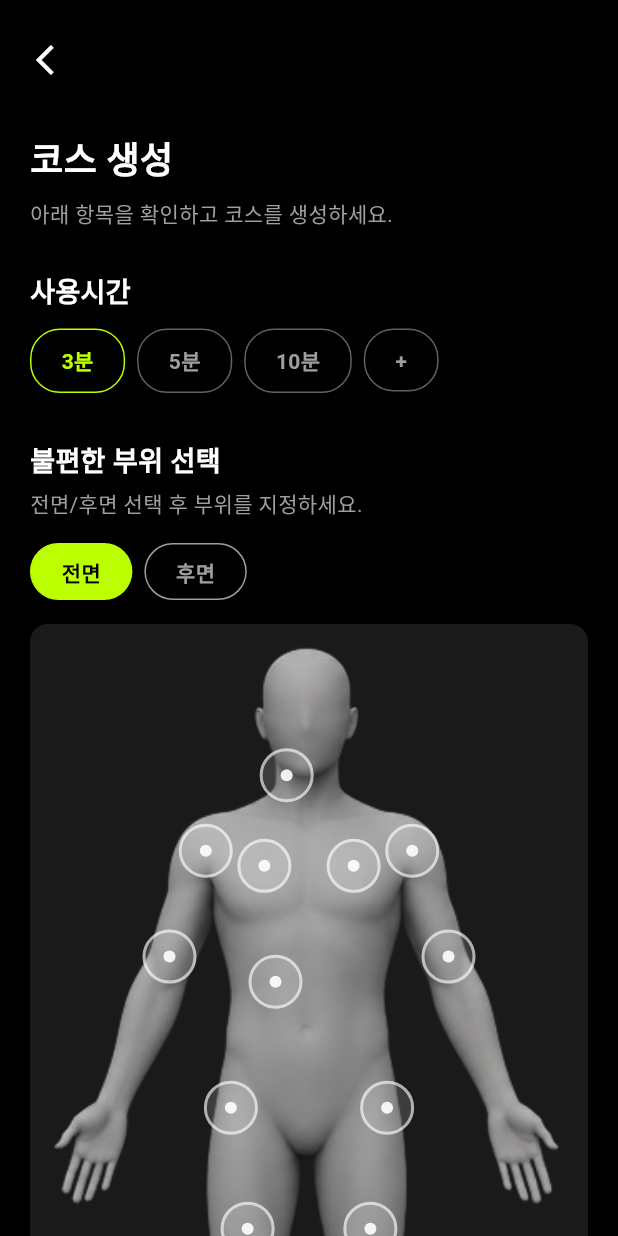
After one commit to LikeLionHGU/GimjangHurry_Pullim, a Flutter app: the screen it shows after launch, after a tap on "부위 선택하기", on a phone screen of 412 x 824 dp. The commit adds this screen. Run offline on Flutter 3.47's test engine with Material 3 defaults, Android fonts, the phone set to English and light mode, and no system bars.

Commit message:
feat : part selection

```diff
--- a/lib/main.dart
+++ b/lib/main.dart
@@ -1,4 +1,5 @@
 import 'package:flutter/material.dart';
+import 'screens/body_selection_screen.dart';
 
 void main() {
   runApp(const MyApp());
@@ -7,115 +8,53 @@ void main() {
 class MyApp extends StatelessWidget {
   const MyApp({super.key});
 
-  // This widget is the root of your application.
   @override
   Widget build(BuildContext context) {
     return MaterialApp(
-      title: 'Flutter Demo',
-      theme: ThemeData(
-        // This is the theme of your application.
-        //
-        // TRY THIS: Try running your application with "flutter run". You'll see
-        // the application has a purple toolbar. Then, without quitting the app,
-        // try changing the seedColor in the colorScheme below to Colors.green
-        // and then invoke "hot reload" (save your changes or press the "hot
-        // reload" button in a Flutter-supported IDE, or press "r" if you used
-        // the command line to start the app).
-        //
-        // Notice that the counter didn't reset back to zero; the application
-        // state is not lost during the reload. To reset the state, use hot
-        // restart instead.
-        //
-        // This works for code too, not just values: Most code changes can be
-        // tested with just a hot reload.
-        colorScheme: .fromSeed(seedColor: Colors.deepPurple),
+      title: '김장허리 풀림',
+      debugShowCheckedModeBanner: false,
+      theme: ThemeData.dark().copyWith(
+        scaffoldBackgroundColor: Colors.black,
+        colorScheme: ColorScheme.dark(
+          primary: const Color(0xFFBBFF00),
+          secondary: const Color(0xFFBBFF00),
+          surface: Colors.grey[900]!,
+        ),
       ),
-      home: const MyHomePage(title: 'Flutter Demo Home Page'),
+      home: const HomePage(),
     );
   }
 }
 
-class MyHomePage extends StatefulWidget {
-  const MyHomePage({super.key, required this.title});
-
-  // This widget is the home page of your application. It is stateful, meaning
-  // that it has a State object (defined below) that contains fields that affect
-  // how it looks.
-
-  // This class is the configuration for the state. It holds the values (in this
-  // case the title) provided by the parent (in this case the App widget) and
-  // used by the build method of the State. Fields in a Widget subclass are
-  // always marked "final".
-
-  final String title;
-
-  @override
-  State<MyHomePage> createState() => _MyHomePageState();
-}
-
-class _MyHomePageState extends State<MyHomePage> {
-  int _counter = 0;
-
-  void _incrementCounter() {
-    setState(() {
-      // This call to setState tells the Flutter framework that something has
-      // changed in this State, which causes it to rerun the build method below
-      // so that the display can reflect the updated values. If we changed
-      // _counter without calling setState(), then the build method would not be
-      // called again, and so nothing would appear to happen.
-      _counter++;
-    });
-  }
+class HomePage extends StatelessWidget {
+  const HomePage({super.key});
 
   @override
   Widget build(BuildContext context) {
-    // This method is rerun every time setState is called, for instance as done
-    // by the _incrementCounter method above.
-    //
-    // The Flutter framework has been optimized to make rerunning build methods
-    // fast, so that you can just rebuild anything that needs updating rather
-    // than having to individually change instances of widgets.
     return Scaffold(
-      appBar: AppBar(
-        // TRY THIS: Try changing the color here to a specific color (to
-        // Colors.amber, perhaps?) and trigger a hot reload to see the AppBar
-        // change color while the other colors stay the same.
-        backgroundColor: Theme.of(context).colorScheme.inversePrimary,
-        // Here we take the value from the MyHomePage object that was created by
-        // the App.build method, and use it to set our appbar title.
-        title: Text(widget.title),
-      ),
       body: Center(
-        // Center is a layout widget. It takes a single child and positions it
-        // in the middle of the parent.
-        child: Column(
-          // Column is also a layout widget. It takes a list of children and
-          // arranges them vertically. By default, it sizes itself to fit its
-          // children horizontally, and tries to be as tall as its parent.
-          //
-          // Column has various properties to control how it sizes itself and
-          // how it positions its children. Here we use mainAxisAlignment to
-          // center the children vertically; the main axis here is the vertical
-          // axis because Columns are vertical (the cross axis would be
-          // horizontal).
-          //
-          // TRY THIS: Invoke "debug painting" (choose the "Toggle Debug Paint"
-          // action in the IDE, or press "p" in the console), to see the
-          // wireframe for each widget.
-          mainAxisAlignment: .center,
-          children: [
-            const Text('You have pushed the button this many times:'),
-            Text(
-              '$_counter',
-              style: Theme.of(context).textTheme.headlineMedium,
+        child: ElevatedButton(
+          onPressed: () {
+            Navigator.push(
+              context,
+              MaterialPageRoute(
+                builder: (context) => const BodySelectionScreen(),
+              ),
+            );
+          },
+          style: ElevatedButton.styleFrom(
+            backgroundColor: const Color(0xFFBBFF00),
+            foregroundColor: Colors.black,
+            padding: const EdgeInsets.symmetric(horizontal: 32, vertical: 16),
+            shape: RoundedRectangleBorder(
+              borderRadius: BorderRadius.circular(12),
             ),
-          ],
+          ),
+          child: const Text(
+            '부위 선택하기',
+            style: TextStyle(fontSize: 18, fontWeight: FontWeight.bold),
+          ),
         ),
-      ),
-      floatingActionButton: FloatingActionButton(
-        onPressed: _incrementCounter,
-        tooltip: 'Increment',
-        child: const Icon(Icons.add),
       ),
     );
   }
--- /dev/null
+++ b/lib/screens/body_selection_screen.dart
@@ -0,0 +1,498 @@
+import 'package:flutter/material.dart';
+import '../assets/body_assets.dart';
+import '../course_generator/models/fatigue_entry.dart';
+
+/// face + part 조합 키.
+typedef _FatigueKey = ({BodyFace face, BodyPart part});
+
+/// 전면/후면에서 각 BodyPart의 대표 좌표를 반환한다.
+Map<BodyPart, ({double x, double y})> _spotCoordinates(BodyFace face) {
+  final map = <BodyPart, ({double x, double y})>{};
+  for (final body in kBodies.values) {
+    if (body.forb == face && !map.containsKey(body.part)) {
+      map[body.part] = body.xy;
+    }
+  }
+  return map;
+}
+
+/// 중앙에 위치하여 미러링이 필요 없는 부위.
+const _centerParts = <BodyPart>{
+  BodyPart.neck,
+  BodyPart.abdomen,
+  BodyPart.waist,
+};
+
+class BodySelectionScreen extends StatefulWidget {
+  const BodySelectionScreen({super.key});
+
+  @override
+  State<BodySelectionScreen> createState() => _BodySelectionScreenState();
+}
+
+class _BodySelectionScreenState extends State<BodySelectionScreen> {
+  bool _isFront = true;
+
+  /// 사용시간 (초). 기본 3분.
+  int _availableTime = 180;
+
+  /// 사용시간 선택지 (초).
+  static const _timeOptions = [180, 300, 600];
+
+  /// 전면/후면 구분 없이 누적되는 피로도 맵.
+  final Map<_FatigueKey, double> _fatigueLevels = {};
+
+  BodyFace get _currentFace => _isFront ? BodyFace.front : BodyFace.back;
+
+  _FatigueKey _key(BodyPart part) => (face: _currentFace, part: part);
+
+  bool _isSelected(BodyPart part) => _fatigueLevels.containsKey(_key(part));
+
+  void _togglePart(BodyPart part) {
+    setState(() {
+      final key = _key(part);
+      if (_fatigueLevels.containsKey(key)) {
+        _fatigueLevels.remove(key);
+      } else {
+        _fatigueLevels[key] = 5.0;
+      }
+    });
+  }
+
+  List<FatigueEntry> _buildFatigueEntries() {
+    return _fatigueLevels.entries.map((e) {
+      return FatigueEntry(
+        face: e.key.face,
+        part: e.key.part,
+        level: e.value.round(),
+      );
+    }).toList();
+  }
+
+  @override
+  Widget build(BuildContext context) {
+    return Scaffold(
+      backgroundColor: Colors.black,
+      body: SafeArea(
+        child: SingleChildScrollView(
+          padding: const EdgeInsets.symmetric(horizontal: 20, vertical: 16),
+          child: Column(
+            crossAxisAlignment: CrossAxisAlignment.start,
+            children: [
+              // 뒤로가기
+              IconButton(
+                icon: const Icon(Icons.arrow_back_ios, color: Colors.white),
+                onPressed: () => Navigator.pop(context),
+                padding: EdgeInsets.zero,
+                alignment: Alignment.centerLeft,
+              ),
+              const SizedBox(height: 24),
+              // 코스 생성 타이틀
+              const Text(
+                '코스 생성',
+                style: TextStyle(
+                  color: Colors.white,
+                  fontSize: 24,
+                  fontWeight: FontWeight.bold,
+                ),
+              ),
+              const SizedBox(height: 8),
+              const Text(
+                '아래 항목을 확인하고 코스를 생성하세요.',
+                style: TextStyle(color: Colors.grey, fontSize: 14),
+              ),
+              const SizedBox(height: 28),
+              // 사용시간
+              const Text(
+                '사용시간',
+                style: TextStyle(
+                  color: Colors.white,
+                  fontSize: 18,
+                  fontWeight: FontWeight.bold,
+                ),
+              ),
+              const SizedBox(height: 12),
+              _buildTimeSelector(),
+              const SizedBox(height: 32),
+              // 부위 선택
+              const Text(
+                '불편한 부위 선택',
+                style: TextStyle(
+                  color: Colors.white,
+                  fontSize: 18,
+                  fontWeight: FontWeight.bold,
+                ),
+              ),
+              const SizedBox(height: 4),
+              const Text(
+                '전면/후면 선택 후 부위를 지정하세요.',
+                style: TextStyle(color: Colors.grey, fontSize: 14),
+              ),
+              const SizedBox(height: 16),
+              _buildToggleButtons(),
+              const SizedBox(height: 16),
+              _buildBodyImageWithSpots(),
+              const SizedBox(height: 24),
+              if (_fatigueLevels.isNotEmpty) ...[
+                const Text(
+                  '피로도 입력',
+                  style: TextStyle(
+                    color: Colors.white,
+                    fontSize: 18,
+                    fontWeight: FontWeight.bold,
+                  ),
+                ),
+                const SizedBox(height: 12),
+                ..._fatigueLevels.keys.map(_buildFatigueSlider),
+              ],
+              const SizedBox(height: 24),
+              _buildGenerateButton(),
+              const SizedBox(height: 16),
+            ],
+          ),
+        ),
+      ),
+    );
+  }
+
+  Widget _buildTimeSelector() {
+    return Wrap(
+      spacing: 8,
+      children: [
+        ..._timeOptions.map((seconds) {
+          final minutes = seconds ~/ 60;
+          final isActive = _availableTime == seconds;
+          return GestureDetector(
+            onTap: () => setState(() => _availableTime = seconds),
+            child: Container(
+              padding: const EdgeInsets.symmetric(horizontal: 20, vertical: 10),
+              decoration: BoxDecoration(
+                borderRadius: BorderRadius.circular(20),
+                border: Border.all(
+                  color: isActive ? const Color(0xFFBBFF00) : Colors.grey[700]!,
+                ),
+              ),
+              child: Text(
+                '${minutes}분',
+                style: TextStyle(
+                  color: isActive ? const Color(0xFFBBFF00) : Colors.grey,
+                  fontWeight: FontWeight.w600,
+                ),
+              ),
+            ),
+          );
+        }),
+        GestureDetector(
+          onTap: () => _showCustomTimeDialog(),
+          child: Container(
+            padding: const EdgeInsets.symmetric(horizontal: 20, vertical: 10),
+            decoration: BoxDecoration(
+              borderRadius: BorderRadius.circular(20),
+              border: Border.all(
+                color: !_timeOptions.contains(_availableTime)
+                    ? const Color(0xFFBBFF00)
+                    : Colors.grey[700]!,
+              ),
+            ),
+            child: Text(
+              !_timeOptions.contains(_availableTime)
+                  ? '${_availableTime ~/ 60}분'
+                  : '+',
+              style: TextStyle(
+                color: !_timeOptions.contains(_availableTime)
+                    ? const Color(0xFFBBFF00)
+                    : Colors.grey,
+                fontWeight: FontWeight.w600,
+              ),
+            ),
+          ),
+        ),
+      ],
+    );
+  }
+
+  void _showCustomTimeDialog() {
+    final controller = TextEditingController();
+    showDialog(
+      context: context,
+      builder: (ctx) => AlertDialog(
+        backgroundColor: Colors.grey[900],
+        title: const Text('사용시간 입력 (분)', style: TextStyle(color: Colors.white)),
+        content: TextField(
+          controller: controller,
+          keyboardType: TextInputType.number,
+          style: const TextStyle(color: Colors.white),
+          decoration: const InputDecoration(
+            hintText: '예: 15',
+            hintStyle: TextStyle(color: Colors.grey),
+          ),
+        ),
+        actions: [
+          TextButton(
+            onPressed: () => Navigator.pop(ctx),
+            child: const Text('취소'),
+          ),
+          TextButton(
+            onPressed: () {
+              final minutes = int.tryParse(controller.text);
+              if (minutes != null && minutes > 0) {
+                setState(() => _availableTime = minutes * 60);
+              }
+              Navigator.pop(ctx);
+            },
+            child: const Text('확인'),
+          ),
+        ],
+      ),
+    );
+  }
+
+
+  Widget _buildToggleButtons() {
+    final frontCount =
+        _fatigueLevels.keys.where((k) => k.face == BodyFace.front).length;
+    final backCount =
+        _fatigueLevels.keys.where((k) => k.face == BodyFace.back).length;
+
+    return Row(
+      children: [
+        _toggleButton(
+          '전면${frontCount > 0 ? " ($frontCount)" : ""}',
+          _isFront,
+          () => setState(() => _isFront = true),
+        ),
+        const SizedBox(width: 8),
+        _toggleButton(
+          '후면${backCount > 0 ? " ($backCount)" : ""}',
+          !_isFront,
+          () => setState(() => _isFront = false),
+        ),
+      ],
+    );
+  }
+
+  Widget _toggleButton(String label, bool isActive, VoidCallback onTap) {
+    return GestureDetector(
+      onTap: onTap,
+      child: Container(
+        padding: const EdgeInsets.symmetric(horizontal: 20, vertical: 8),
+        decoration: BoxDecoration(
+          color: isActive ? const Color(0xFFBBFF00) : Colors.transparent,
+          borderRadius: BorderRadius.circular(20),
+          border: Border.all(
+            color: isActive ? const Color(0xFFBBFF00) : Colors.grey,
+          ),
+        ),
+        child: Text(
+          label,
+          style: TextStyle(
+            color: isActive ? Colors.black : Colors.grey,
+            fontWeight: FontWeight.w600,
+          ),
+        ),
+      ),
+    );
+  }
+
+  Widget _buildBodyImageWithSpots() {
+    final spots = _spotCoordinates(_currentFace);
+    final imagePath =
+        _isFront ? 'assets/images/front.png' : 'assets/images/back.png';
+
+    return ClipRRect(
+      borderRadius: BorderRadius.circular(12),
+      child: Container(
+        color: const Color(0xFF1A1A1A),
+        child: LayoutBuilder(
+          builder: (context, constraints) {
+            return Stack(
+              children: [
+                Image.asset(
+                  imagePath,
+                  width: constraints.maxWidth,
+                  fit: BoxFit.fitWidth,
+                ),
+                Positioned.fill(
+                  child: LayoutBuilder(
+                    builder: (context, innerConstraints) {
+                      final width = innerConstraints.maxWidth;
+                      final height = innerConstraints.maxHeight;
+                      return Stack(
+                        children: spots.entries.expand((entry) {
+                          final part = entry.key;
+                          final coord = entry.value;
+                          final isCenter = _centerParts.contains(part);
+                          final selected = _isSelected(part);
+
+                          if (isCenter) {
+                            return [
+                              _buildSpot(
+                                left: coord.x * width - 18,
+                                top: coord.y * height - 18,
+                                isSelected: selected,
+                                onTap: () => _togglePart(part),
+                              ),
+                            ];
+                          } else {
+                            return [
+                              _buildSpot(
+                                left: coord.x * width - 18,
+                                top: coord.y * height - 18,
+                                isSelected: selected,
+                                onTap: () => _togglePart(part),
+                              ),
+                              _buildSpot(
+                                left: (1 - coord.x) * width - 18,
+                                top: coord.y * height - 18,
+                                isSelected: selected,
+                                onTap: () => _togglePart(part),
+                              ),
+                            ];
+                          }
+                        }).toList(),
+                      );
+                    },
+                  ),
+                ),
+              ],
+            );
+          },
+        ),
+      ),
+    );
+  }
+
+  Widget _buildSpot({
+    required double left,
+    required double top,
+    required bool isSelected,
+    required VoidCallback onTap,
+  }) {
+    return Positioned(
+      left: left,
+      top: top,
+      child: GestureDetector(
+        onTap: onTap,
+        child: Container(
+          width: 36,
+          height: 36,
+          decoration: BoxDecoration(
+            shape: BoxShape.circle,
+            color: isSelected
+                ? const Color(0xFFBBFF00).withValues(alpha: 0.4)
+                : Colors.white.withValues(alpha: 0.15),
+            border: Border.all(
+              color: isSelected
+                  ? const Color(0xFFBBFF00)
+                  : Colors.white.withValues(alpha: 0.6),
+              width: 2,
+            ),
+          ),
+          child: Center(
+            child: Container(
+              width: 8,
+              height: 8,
+              decoration: BoxDecoration(
+                shape: BoxShape.circle,
+                color: isSelected
+                    ? const Color(0xFFBBFF00)
+                    : Colors.white.withValues(alpha: 0.9),
+              ),
+            ),
+          ),
+        ),
+      ),
+    );
+  }
+
+  Widget _buildFatigueSlider(_FatigueKey key) {
+    final level = _fatigueLevels[key] ?? 5.0;
+    final label = '${key.face.label} ${key.part.label}';
+
+    return Padding(
+      padding: const EdgeInsets.only(bottom: 12),
+      child: Row(
+        children: [
+          Container(
+            padding: const EdgeInsets.symmetric(horizontal: 12, vertical: 6),
+            decoration: BoxDecoration(
+              border: Border.all(color: const Color(0xFFBBFF00)),
+              borderRadius: BorderRadius.circular(16),
+            ),
+            child: Text(
+              label,
+              style: const TextStyle(
+                color: Color(0xFFBBFF00),
+                fontSize: 12,
+                fontWeight: FontWeight.w500,
+              ),
+            ),
+          ),
+          const SizedBox(width: 8),
+          const Text('1', style: TextStyle(color: Colors.grey, fontSize: 12)),
+          Expanded(
+            child: SliderTheme(
+              data: SliderThemeData(
+                activeTrackColor: const Color(0xFFBBFF00),
+                inactiveTrackColor: Colors.grey[800],
+                thumbColor: const Color(0xFFBBFF00),
+                overlayColor: const Color(0xFFBBFF00).withValues(alpha: 0.2),
+                valueIndicatorColor: const Color(0xFFBBFF00),
+                valueIndicatorTextStyle: const TextStyle(color: Colors.black),
+              ),
+              child: Slider(
+                value: level,
+                min: 1,
+                max: 10,
+                divisions: 9,
+                label: level.round().toString(),
+                onChanged: (value) {
+                  setState(() {
+                    _fatigueLevels[key] = value;
+                  });
+                },
+              ),
+            ),
+          ),
+          const Text('10', style: TextStyle(color: Colors.grey, fontSize: 12)),
+        ],
+      ),
+    );
+  }
+
+  Widget _buildGenerateButton() {
+    final isEnabled = _fatigueLevels.isNotEmpty;
+    return SizedBox(
+      width: double.infinity,
+      height: 52,
+      child: ElevatedButton(
+        onPressed: isEnabled
+            ? () {
+                final entries = _buildFatigueEntries();
+                debugPrint('=== 생성된 FatigueEntry 목록 ===');
+                for (final entry in entries) {
+                  debugPrint(entry.toString());
+                }
+                debugPrint('==============================');
+              }
+            : null,
+        style: ElevatedButton.styleFrom(
+          backgroundColor:
+              isEnabled ? const Color(0xFFBBFF00) : Colors.grey[800],
+          foregroundColor: Colors.black,
+          shape: RoundedRectangleBorder(
+            borderRadius: BorderRadius.circular(12),
+          ),
+        ),
+        child: Text(
+          '코스 생성하기',
+          style: TextStyle(
+            fontSize: 16,
+            fontWeight: FontWeight.bold,
+            color: isEnabled ? Colors.black : Colors.grey,
+          ),
+        ),
+      ),
+    );
+  }
+}
--- a/pubspec.yaml
+++ b/pubspec.yaml
@@ -58,10 +58,8 @@ flutter:
   # the material Icons class.
   uses-material-design: true
 
-  # To add assets to your application, add an assets section, like this:
-  # assets:
-  #   - images/a_dot_burr.jpeg
-  #   - images/a_dot_ham.jpeg
+  assets:
+    - assets/images/
 
   # An image asset can refer to one or more resolution-specific "variants", see
   # https://flutter.dev/to/resolution-aware-images
```
Also changed, not shown: 1 other file.
